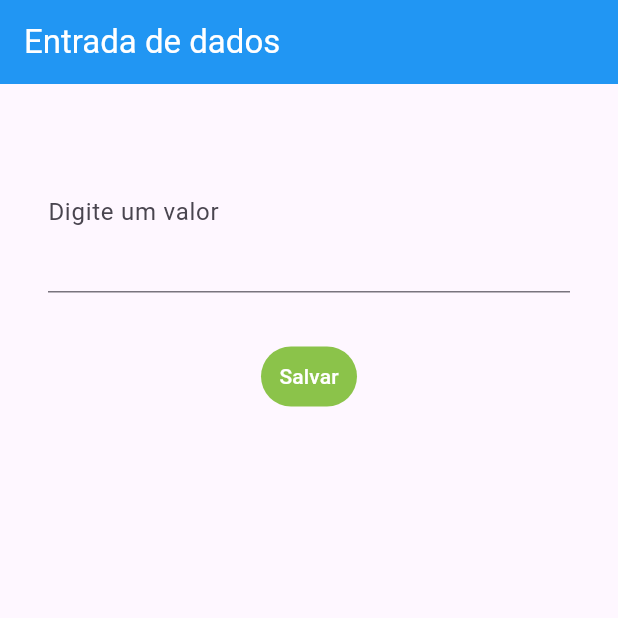
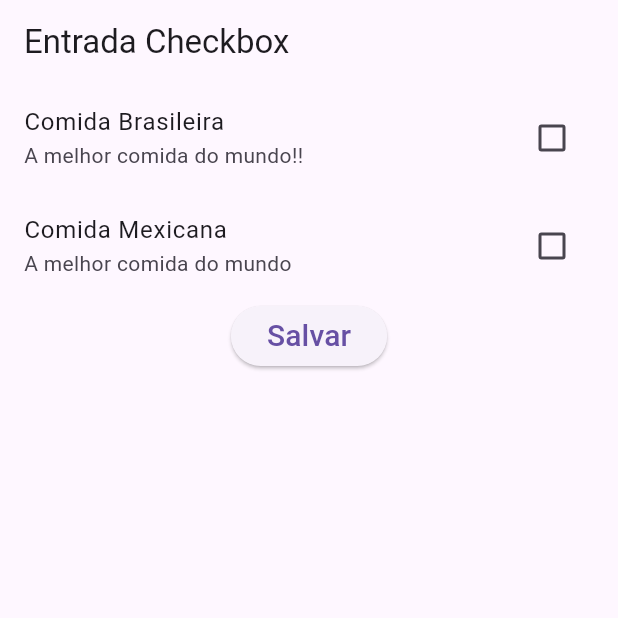
Before and after one commit to BRADDTELES/Formacao-Flutter, a Flutter app: the screen it shows after launch, after a tap on "Salvar", on a phone screen of 412 x 824 dp, the top half of it. Run offline on Flutter 3.47's test engine with Material 3 defaults, Android fonts, the light colour scheme and no system bars.

Commit message:
Utilizando Checkbox

```diff
--- /dev/null
+++ b/entrada_dados/lib/EntradaCheckbox.dart
@@ -0,0 +1,86 @@
+import 'package:flutter/material.dart';
+
+class EntradaCheckbox extends StatefulWidget {
+  const EntradaCheckbox({super.key});
+
+  @override
+  State<EntradaCheckbox> createState() => _EntradaCheckboxState();
+}
+
+class _EntradaCheckboxState extends State<EntradaCheckbox> {
+
+  bool _comidaBrasileira = false;
+  bool _comidaMexicana = false;
+
+  @override
+  Widget build(BuildContext context) {
+    return Scaffold(
+      appBar: AppBar(
+        title: Text("Entrada Checkbox"),
+      ),
+      body: Container(
+        child: Column(
+          children: [
+
+            CheckboxListTile(
+              title: Text("Comida Brasileira"),
+                subtitle: Text("A melhor comida do mundo!!"),
+                activeColor: Colors.red,
+                //selected: true,
+                //secondary: Icon(Icons.add_box),
+                value: _comidaBrasileira,
+                onChanged: (bool? valor){
+                  setState(() {
+                    _comidaBrasileira = valor!;
+                  });
+                  //print("Checkbox Brasileira: " + valor.toString());
+                }
+            ),
+            CheckboxListTile(
+              title: Text("Comida Mexicana"),
+                subtitle: Text("A melhor comida do mundo"),
+                activeColor: Colors.red,
+                //selected: true,
+                //secondary: Icon(Icons.add_box),
+                value: _comidaMexicana,
+                onChanged: (bool? valor){
+                  setState(() {
+                    _comidaMexicana = valor!;
+                  });
+                  //print("Checkbox Mexicana: " + valor.toString());
+                }
+            ),
+            ElevatedButton(
+              child: Text(
+                "Salvar",
+                style: TextStyle(
+                    fontSize: 20
+                ),
+              ),
+              onPressed: (){
+                print(
+                  "Comida Brasileira: " + _comidaBrasileira.toString() +
+                  " Comida Mexicana: " + _comidaMexicana.toString()
+                );
+              },
+            ),
+
+            /*Text("Comida Brasileira"),
+            Checkbox(
+              value: _estaSelecionado,
+              onChanged: (bool? valor) {
+                setState(() {
+                  _estaSelecionado = valor!;
+                });
+                print("Checkbox: " + valor.toString());
+              }
+            )*/
+
+
+
+          ],
+        ),
+      ),
+    );
+  }
+}
--- a/entrada_dados/lib/main.dart
+++ b/entrada_dados/lib/main.dart
@@ -1,10 +1,13 @@
 import 'package:entrada_dados/CampoTexto.dart';
 import 'package:flutter/material.dart';
+
+import 'EntradaCheckbox.dart';
 
 void main() {
   runApp(
     MaterialApp(
-      home: Campotexto(),
+      //home: Campotexto(),
+      home: EntradaCheckbox(),
     )
   );
 }
--- a/entrada_dados/pubspec.yaml
+++ b/entrada_dados/pubspec.yaml
@@ -19,7 +19,7 @@ publish_to: 'none' # Remove this line if you wish to publish to pub.dev
 version: 1.0.0+1
 
 environment:
-  sdk: ^3.6.1
+  sdk: ^3.5.3
 
 # Dependencies specify other packages that your package needs in order to work.
 # To automatically upgrade your package dependencies to the latest versions
```
Also changed, not shown: entrada_dados/pubspec.lock.
